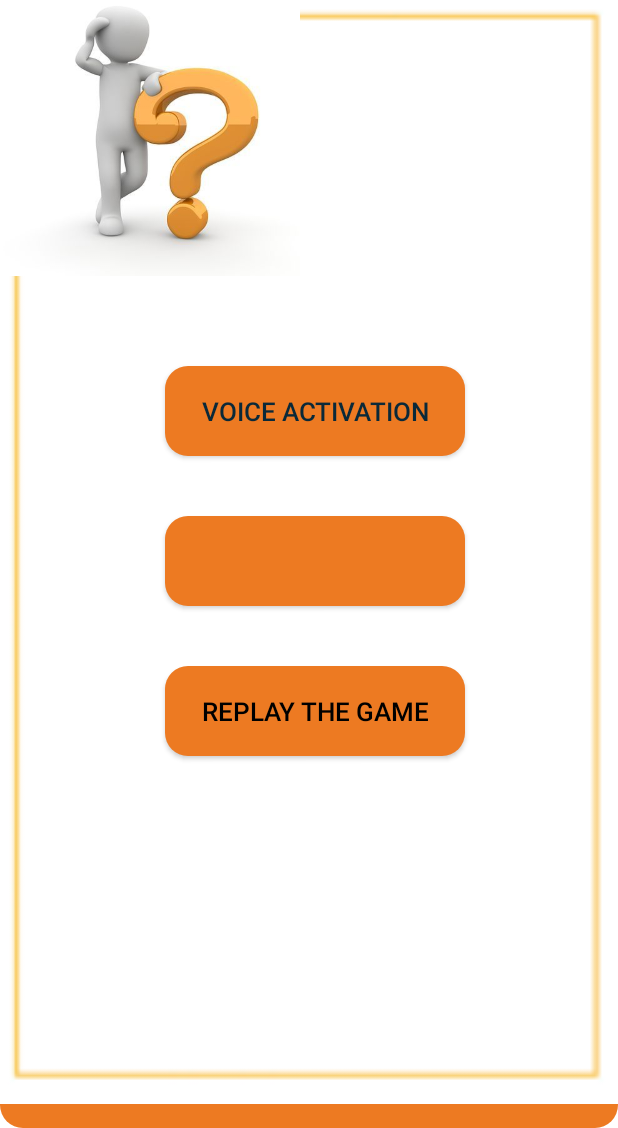
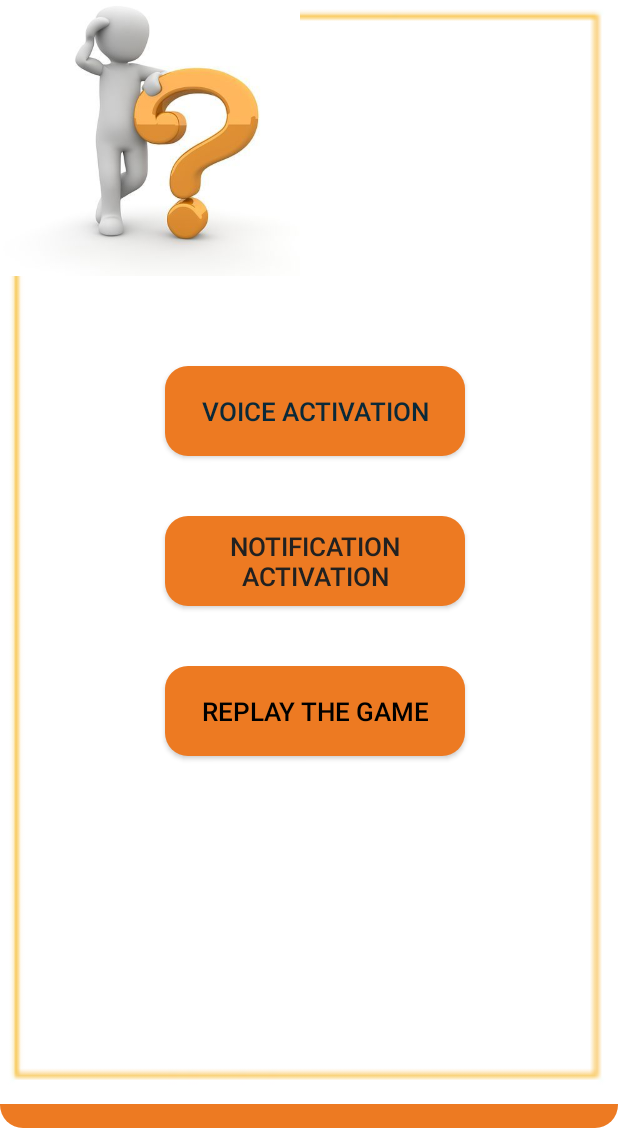
Before and after one commit to AsmaSyam/AsmaSyamFinalproject2, an Android app: the SettingsActivity screen opened directly, with no data from a screen before it, on a phone screen of 412 x 824 dp, the part 108-1236 px from its top. Run offline under Robolectric (Android 15) with nearby library versions, the phone set to English and light mode, and no system bars; our stand-ins replace Room's generated code.

Commit message:
Update Activity

```diff
--- a/app/build.gradle
+++ b/app/build.gradle
@@ -47,6 +47,7 @@ dependencies {
 
     // Room components
     implementation "androidx.room:room-runtime:$rootProject.roomVersion"
+    implementation 'androidx.legacy:legacy-support-v4:1.0.0'
     annotationProcessor "androidx.room:room-compiler:$rootProject.roomVersion"
     androidTestImplementation "androidx.room:room-testing:$rootProject.roomVersion"
 
--- a/app/src/main/java/com/example/asmasyamfinalproject/Dao/UsersDao.java
+++ b/app/src/main/java/com/example/asmasyamfinalproject/Dao/UsersDao.java
@@ -2,6 +2,7 @@ package com.example.asmasyamfinalproject.Dao;
 
 import androidx.lifecycle.LiveData;
 import androidx.room.Dao;
+import androidx.room.Delete;
 import androidx.room.Insert;
 import androidx.room.OnConflictStrategy;
 import androidx.room.Query;
@@ -22,6 +23,9 @@ public interface UsersDao {
     @Update(onConflict = OnConflictStrategy.IGNORE)
     void updateUsersData(DataOfUsers dataOfUsers);
 
+    @Delete
+    void deleteUsersData(DataOfUsers dataOfUsers);
+
     @Query("select * from DataOfUsers")
     LiveData<List<DataOfUsers>> getALlUsers();
 
--- a/app/src/main/java/com/example/asmasyamfinalproject/OnClickSkip.java
+++ /dev/null
@@ -1,6 +0,0 @@
-package com.example.asmasyamfinalproject;
-
-public interface OnClickSkip {
-
-
-}
--- a/app/src/main/java/com/example/asmasyamfinalproject/SettingsActivity.java
+++ b/app/src/main/java/com/example/asmasyamfinalproject/SettingsActivity.java
@@ -1,6 +1,8 @@
 package com.example.asmasyamfinalproject;
 
 import androidx.appcompat.app.AppCompatActivity;
+import androidx.lifecycle.Observer;
+import androidx.lifecycle.ViewModelProvider;
 
 import android.app.job.JobInfo;
 import android.app.job.JobScheduler;
@@ -10,8 +12,12 @@ import android.os.Build;
 import android.os.Bundle;
 import android.view.View;
 
+import com.example.asmasyamfinalproject.Class.DataOfUsers;
+import com.example.asmasyamfinalproject.Class.GameViewModule;
 import com.example.asmasyamfinalproject.Class.MyJobService;
 import com.example.asmasyamfinalproject.databinding.ActivitySettingsBinding;
+
+import java.util.List;
 
 public class SettingsActivity extends AppCompatActivity {
 
@@ -19,6 +25,20 @@ public class SettingsActivity extends AppCompatActivity {
     boolean isVoiceActivation = true ;
     boolean isNotificationActivation  = true;
     MediaPlayer mediaPlayer ;
+    GameViewModule module ;
+
+    int UsersId ;
+    String UserName ;
+    String Email ;
+    String DateOfBirth ;
+    String Gender ;
+    String Countries ;
+
+    int Score ;
+    int CountGame ;
+    int RightGameCount ;
+    int WrongGameCount ;
+
 
     @Override
     protected void onCreate(Bundle savedInstanceState) {
@@ -26,11 +46,13 @@ public class SettingsActivity extends AppCompatActivity {
         binding = ActivitySettingsBinding.inflate(getLayoutInflater());
         setContentView(binding.getRoot());
 
+        module = new ViewModelProvider(this).get(GameViewModule.class);
+
         ComponentName componentName = new ComponentName(getBaseContext(), MyJobService.class);
         JobInfo info = null ;
         if (Build.VERSION.SDK_INT >= Build.VERSION_CODES.N) {
             info = new JobInfo.Builder(100 , componentName)
-                    .setPeriodic(15*60*1000 , 5*60*1000)
+                    .setPeriodic(24*60*60*1000 , 5*60*1000)
                     .build();
         }
 
@@ -73,5 +95,38 @@ public class SettingsActivity extends AppCompatActivity {
                 }
             }
         });
+
+        module.getALlUsers().observe(this, new Observer<List<DataOfUsers>>() {
+            @Override
+            public void onChanged(List<DataOfUsers> dataOfUsers) {
+
+                for (int i = 0; i < dataOfUsers.size(); i++) {
+
+                     UsersId = dataOfUsers.get(i).getUsersId();
+                     UserName = dataOfUsers.get(i).getUserName();
+                     Email = dataOfUsers.get(i).getEmail();
+                     DateOfBirth = dataOfUsers.get(i).getDateOfBirth();
+                     Gender = dataOfUsers.get(i).getGender();
+                     Countries = dataOfUsers.get(i).getCountry();
+
+
+                     Score = dataOfUsers.get(i).getScore();
+                     CountGame = dataOfUsers.get(i).getCountGame();
+                     RightGameCount = dataOfUsers.get(i).getRightGameCount();
+                     WrongGameCount = dataOfUsers.get(i).getWrongGameCount();
+                }
+
+
+            }
+        });
+
+        binding.buttonLogout.setOnClickListener(new View.OnClickListener() {
+            @Override
+            public void onClick(View view) {
+
+                module.deleteUsersData(new DataOfUsers(UsersId , UserName , Email , DateOfBirth , Gender , Countries ,
+                        Score , CountGame , RightGameCount , WrongGameCount));
+            }
+        });
     }
 }
--- a/app/src/main/res/layout/activity_settings.xml
+++ b/app/src/main/res/layout/activity_settings.xml
@@ -36,6 +36,7 @@
         android:background="@drawable/shape_style"
         android:backgroundTint="#FFED7A22"
         android:textColor="#212121"
+        android:text="Notification Activation"
         android:textSize="17sp"
         app:layout_constraintStart_toStartOf="parent"
         app:layout_constraintTop_toBottomOf="@id/button_voice_activation" />
--- a/app/src/main/res/layout/fragment_choose.xml
+++ b/app/src/main/res/layout/fragment_choose.xml
@@ -56,7 +56,7 @@
         android:layout_width="300dp"
         android:layout_height="50dp"
         android:layout_marginStart="50dp"
-        android:layout_marginTop="200dp"
+        android:layout_marginTop="170dp"
         android:background="@drawable/shape_style"
         android:backgroundTint="#F3AB42"
         app:layout_constraintStart_toStartOf="parent"
@@ -69,7 +69,7 @@
         android:layout_width="200dp"
         android:layout_height="60dp"
         android:layout_marginStart="150dp"
-        android:layout_marginTop="50dp"
+        android:layout_marginTop="20dp"
         android:background="@drawable/shape_style"
         android:backgroundTint="#F3AB42"
         app:layout_constraintStart_toStartOf="parent"
@@ -120,7 +120,7 @@
         android:id="@+id/button_skip"
         android:layout_width="100dp"
         android:layout_height="50dp"
-        android:layout_marginStart="10dp"
+        android:layout_marginStart="23dp"
         android:layout_marginTop="5dp"
         android:text="Skip"
         android:background="@drawable/shape_style"
--- a/app/src/main/res/layout/fragment_complete__question_.xml
+++ b/app/src/main/res/layout/fragment_complete__question_.xml
@@ -50,9 +50,9 @@
 
     <TextView
         android:id="@+id/text_question"
-        android:layout_width="350dp"
+        android:layout_width="300dp"
         android:layout_height="50dp"
-        android:layout_marginStart="30dp"
+        android:layout_marginStart="50dp"
         android:layout_marginTop="300dp"
         android:background="@drawable/shape_style"
         android:backgroundTint="#F3AB42"
--- a/app/src/main/res/layout/fragment_true_or_false_question.xml
+++ b/app/src/main/res/layout/fragment_true_or_false_question.xml
@@ -50,10 +50,10 @@
 
     <TextView
         android:id="@+id/text_question"
-        android:layout_width="350dp"
+        android:layout_width="330dp"
         android:layout_height="50dp"
         android:layout_marginTop="300dp"
-        android:layout_marginEnd="30dp"
+        android:layout_marginEnd="25dp"
         android:background="@drawable/shape_style"
         android:backgroundTint="#F3AB42"
         android:textColor="@color/white"
```
Also changed, not shown: app/src/main/java/com/example/asmasyamfinalproject/Class/GameViewModule.java (+7 -0 lines), app/src/main/java/com/example/asmasyamfinalproject/Class/Repository.java (+13 -0 lines), app/src/main/java/com/example/asmasyamfinalproject/DialogFragment.java (added, +68 -0 lines), app/src/main/java/com/example/asmasyamfinalproject/DialogFragmentFalseAnswer.java (added, +66 -0 lines), app/src/main/java/com/example/asmasyamfinalproject/Fragments/ChooseFragment.java (+40 -1 lines), app/src/main/java/com/example/asmasyamfinalproject/Fragments/Complete_Question_Fragment.java (+18 -0 lines), app/src/main/java/com/example/asmasyamfinalproject/Fragments/TrueOrFalseQuestion.java (+26 -2 lines), app/src/main/java/com/example/asmasyamfinalproject/GameLevels.java (+38 -2 lines), app/src/main/java/com/example/asmasyamfinalproject/ListenerDialog.java (added, +8 -0 lines), app/src/main/res/layout/activity_profile.xml (+4 -3 lines), app/src/main/res/layout/fragment_dialog.xml (added, +14 -0 lines), app/src/main/res/layout/fragment_dialog_false_answer.xml (added, +14 -0 lines).
